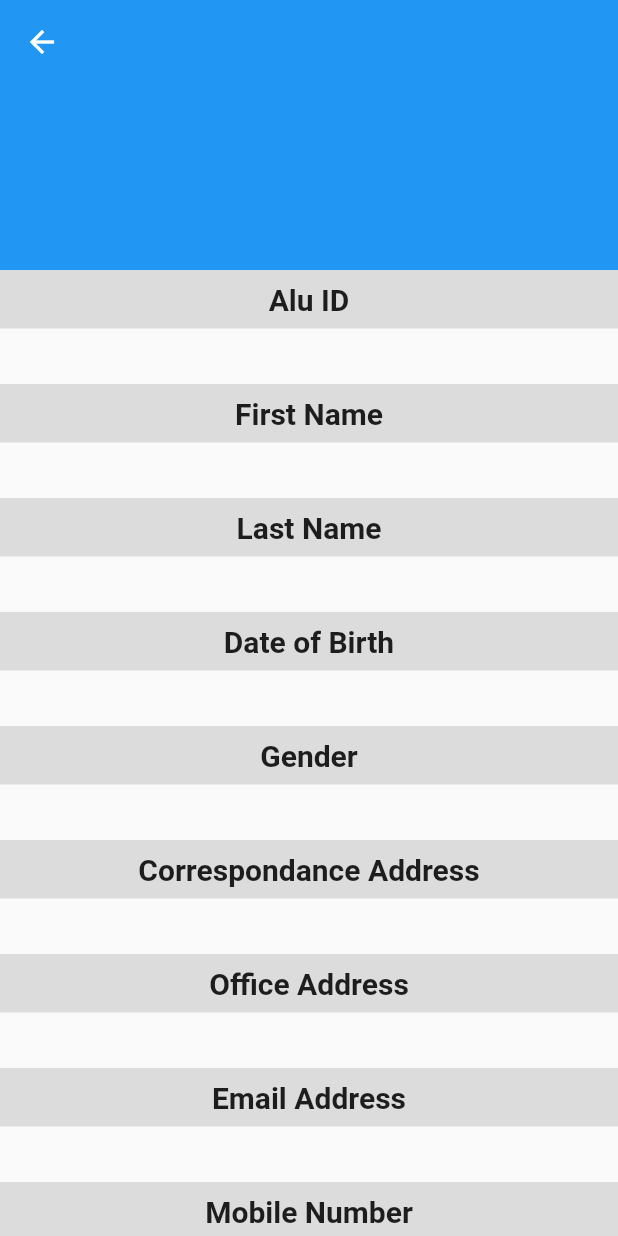
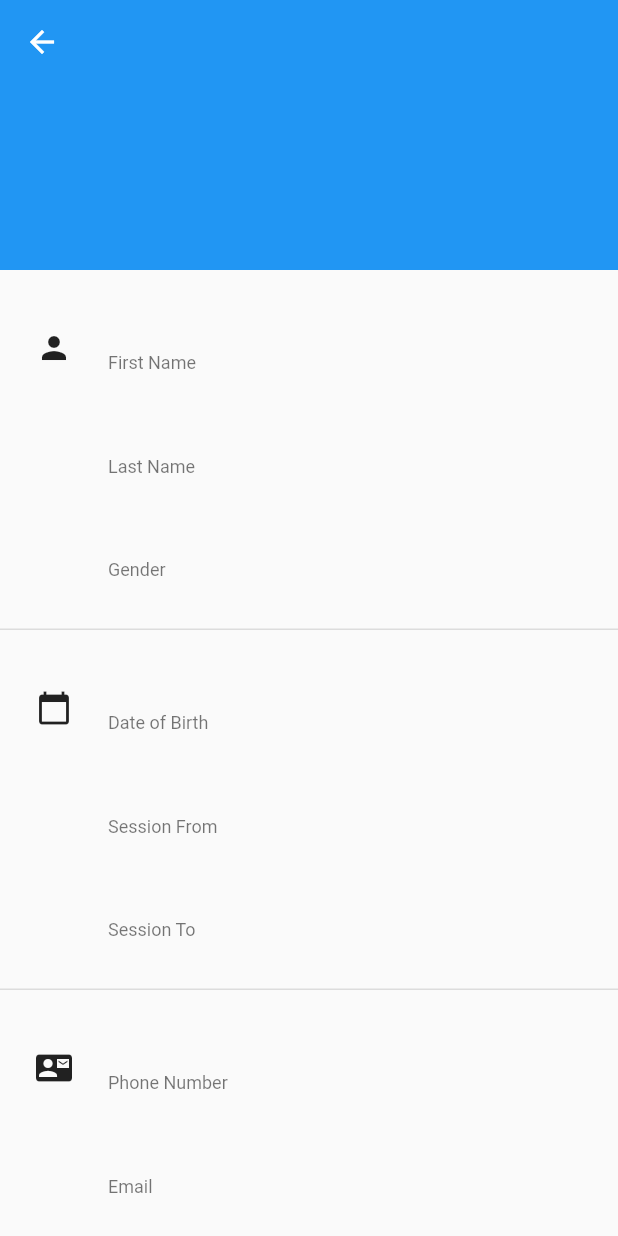
Before and after one commit to DhanrajHira/Alumni_Management_Flutter, a Flutter app: the RecordView screen opened directly with empty values, on a phone screen of 412 x 824 dp. Run offline on Flutter 3.47's test engine with Material 2 defaults, Android fonts, the phone set to English and light mode, and no system bars; our stand-ins replace sqflite; accounts and stored records are empty.

Commit message:
implemented new record view

```diff
--- a/lib/addpage.dart
+++ b/lib/addpage.dart
@@ -1,8 +1,10 @@
-import 'package:base/DBprovider.dart';
-import 'package:base/queryview.dart';
-import 'allpage.dart';
 import 'package:flutter/material.dart';
 import 'package:provider/provider.dart';
+
+import 'DBprovider.dart';
+import 'queryview.dart';
+import 'allpage.dart';
+import 'helpers/customroutetransition.dart';
 import 'models/alumni.dart';
 
 class AddPage extends StatefulWidget {
@@ -24,7 +26,7 @@ class _AddPageState extends State<AddPage> {
               title: Text('Veiw All Records'),
               onTap: () => Navigator.push(
                 context,
-                MaterialPageRoute(
+                CustomRoute(
                   builder: (context) => AllPage(),
                 ),
               ),
--- a/lib/recordview.dart
+++ b/lib/recordview.dart
@@ -1,8 +1,9 @@
 import 'package:base/models/alumni.dart';
+import 'package:flutter/foundation.dart';
 import 'package:flutter/material.dart';
 
 import './widgets/record_fielddata.dart';
-import './widgets/record_fieldname.dart';
+import './widgets/recordviewbody.dart';
 
 class RecordView extends StatefulWidget {
   final Alumni alumni;
@@ -20,15 +21,18 @@ class _RecordViewState extends State<RecordView> with TickerProviderStateMixin {
   void initState() {
     _controller =
         AnimationController(duration: Duration(milliseconds: 700), vsync: this);
-    _slideanimation = Tween<Offset>(
-            begin: Offset(0.0, 1.0), end: Offset.zero)
+    _slideanimation = Tween<Offset>(begin: Offset(0.0, 1.0), end: Offset.zero)
         .animate(CurvedAnimation(parent: _controller, curve: Curves.ease));
     super.initState();
   }
 
+  void runanimations() {
+    _controller.forward();
+  }
+
   @override
   Widget build(BuildContext context) {
-    runanimations();
+    // runanimations();
     return Scaffold(
         body: CustomScrollView(
       slivers: <Widget>[
@@ -47,90 +51,99 @@ class _RecordViewState extends State<RecordView> with TickerProviderStateMixin {
         ),
         SliverList(
             delegate: SliverChildListDelegate([
-          SlideTransition(
-              child: FadeTransition(opacity: CurvedAnimation(parent: _controller, curve: Curves.easeIn),child: RecordViewFieldName('Alu ID')), position: _slideanimation),
-          RecordFieldData(widget.alumni.aluid),
-          RecordViewFieldName('First Name'),
-          RecordFieldData(widget.alumni.firstname),
-          RecordViewFieldName('Last Name'),
-          RecordFieldData(widget.alumni.lastname),
-          RecordViewFieldName('Date of Birth'),
-          RecordFieldData(widget.alumni.dob),
-          RecordViewFieldName('Gender'),
-          RecordFieldData(widget.alumni.gender),
-          RecordViewFieldName('Correspondance Address'),
-          RecordFieldData(widget.alumni.corradd),
-          RecordViewFieldName('Office Address'),
-          RecordFieldData(widget.alumni.offadd),
-          RecordViewFieldName('Email Address'),
-          RecordFieldData(widget.alumni.email),
-          RecordViewFieldName('Mobile Number'),
-          RecordFieldData(widget.alumni.mobile),
-          RecordViewFieldName('Current City'),
-          RecordFieldData(widget.alumni.currcity),
-          RecordViewFieldName('Current Company'),
-          RecordFieldData(widget.alumni.currcomp),
-          RecordViewFieldName('Designation'),
-          RecordFieldData(widget.alumni.desg),
-          RecordViewFieldName('Session from'),
-          RecordFieldData(widget.alumni.sesfrom),
-          RecordViewFieldName('Session to '),
-          RecordFieldData(widget.alumni.sesto),
-          RecordViewFieldName('Branch'),
-          RecordFieldData(widget.alumni.branch),
+          FieldCategory(
+            categoryicon: Icons.person,
+            widgets: <Widget>[
+              RecordData(
+                fieldname: 'First Name',
+                fieldvalue: widget.alumni.firstname,
+              ),
+              RecordData(
+                fieldname: 'Last Name',
+                fieldvalue: widget.alumni.lastname,
+              ),
+              RecordData(
+                fieldname: 'Gender',
+                fieldvalue: widget.alumni.gender,
+              )
+            ],
+          ),
+          FieldCategory(
+            categoryicon: Icons.calendar_today,
+            widgets: <Widget>[
+              RecordData(
+                fieldname: 'Date of Birth',
+                fieldvalue: widget.alumni.dob,
+              ),
+              RecordData(
+                fieldname: 'Session From',
+                fieldvalue: widget.alumni.sesfrom,
+              ),
+              RecordData(
+                fieldname: 'Session To',
+                fieldvalue: widget.alumni.sesto,
+              ),
+            ],
+          ),
+          FieldCategory(
+            categoryicon: Icons.contact_mail,
+            widgets: <Widget>[
+              RecordData(
+                fieldname: 'Phone Number',
+                fieldvalue: widget.alumni.mobile,
+              ),
+              RecordData(
+                fieldname: 'Email',
+                fieldvalue: widget.alumni.email,
+              )
+            ],
+          ),
+          FieldCategory(
+            categoryicon: Icons.work,
+            widgets: <Widget>[
+              RecordData(
+                fieldname: 'Current Company',
+                fieldvalue: widget.alumni.currcomp,
+              ),
+              RecordData(
+                fieldname: 'Branch',
+                fieldvalue: widget.alumni.branch,
+              ),
+              RecordData(
+                fieldname: 'Designation',
+                fieldvalue: widget.alumni.desg,
+              ),
+            ],
+          ),
+          FieldCategory(
+            categoryicon: Icons.location_on,
+            widgets: <Widget>[
+              RecordData(
+                fieldname: 'Current Address',
+                fieldvalue: widget.alumni.currcity,
+              ),
+              RecordData(
+                fieldname: 'Current City',
+                fieldvalue: widget.alumni.currcity,
+              ),
+              RecordData(
+                fieldname: 'Correspondance Address',
+                fieldvalue: widget.alumni.corradd,
+              ),
+              RecordData(
+                fieldname: 'Office Address',
+                fieldvalue: widget.alumni.offadd,
+              )
+            ],
+          )
         ])),
       ],
-    ) /*ListView(
-        children: <Widget>[
-          Container(
-            padding: EdgeInsets.all(16.0),
-            height: 200,
-            width: 200,
-            child: Hero(
-              tag: alumni.aluid,
-              child: CircleAvatar(
-                child: Text(
-                  alumni.firstname[0],
-                  style: TextStyle(fontSize: 50),
-                ),
-              ),
-            ),
-          ),
-          RecordViewFieldName('Alu ID'),
-          RecordFieldData(alumni.aluid),
-          RecordViewFieldName('First Name'),
-          RecordFieldData(alumni.firstname),
-          RecordViewFieldName('Last Name'),
-          RecordFieldData(alumni.lastname),
-          RecordViewFieldName('Date of Birth'),
-          RecordFieldData(alumni.dob),
-          RecordViewFieldName('Gender'),
-          RecordFieldData(alumni.gender),
-          RecordViewFieldName('Correspondance Address'),
-          RecordFieldData(alumni.corradd),
-          RecordViewFieldName('Office Address'),
-          RecordFieldData(alumni.offadd),
-          RecordViewFieldName('Email Address'),
-          RecordFieldData(alumni.email),
-          RecordViewFieldName('Mobile Number'),
-          RecordFieldData(alumni.mobile),
-          RecordViewFieldName('Current City'),
-          RecordFieldData(alumni.currcity),
-          RecordViewFieldName('Current Company'),
-          RecordFieldData(alumni.currcomp),
-          RecordViewFieldName('Designation'),
-          RecordFieldData(alumni.desg),
-          RecordViewFieldName('Session from'),
-          RecordFieldData(alumni.sesfrom),
-          RecordViewFieldName('Session to '),
-          RecordFieldData(alumni.sesto),
-          RecordViewFieldName('Branch'),
-          RecordFieldData(alumni.branch),
-        ],
-          ),*/
-        );
+    ));
   }
-  void runanimations(){
-    _controller.forward();
+
+  @override
+  void dispose() {
+    _controller.dispose();
+    super.dispose();
   }
 }
--- /dev/null
+++ b/lib/widgets/recordviewbody.dart
@@ -0,0 +1,84 @@
+import 'package:flutter/material.dart';
+
+class FieldCategory extends StatelessWidget {
+  final List<Widget> widgets;
+  final IconData categoryicon;
+
+  FieldCategory({this.widgets, this.categoryicon});
+
+  @override
+  Widget build(BuildContext context) {
+    ThemeData theme = Theme.of(context);
+    return Container(
+      padding: const EdgeInsets.symmetric(vertical: 16.0),
+      decoration: BoxDecoration(
+          border: Border(bottom: BorderSide(color: theme.dividerColor))),
+      child: Row(
+        crossAxisAlignment: CrossAxisAlignment.start,
+        children: <Widget>[
+          Container(
+            padding: const EdgeInsets.symmetric(vertical: 24.0),
+            width: 72.0,
+            child: Icon(categoryicon),
+          ),
+          Expanded(
+            child: Column(
+              children: widgets,
+            ),
+          )
+        ],
+      ),
+    );
+  }
+}
+
+class RecordData extends StatelessWidget {
+  String fieldvalue;
+  final String fieldname;
+  final IconData icon;
+
+  RecordData({this.fieldname, this.fieldvalue, this.icon});
+
+  void checkstringlength() {
+    if (fieldvalue.length >= 18) {
+      List lines = fieldvalue.split(' ');
+      fieldvalue = '''lines''';
+    }
+  }
+
+  @override
+  Widget build(BuildContext context) {
+    ThemeData theme = Theme.of(context);
+    List<Widget> columnlist = [
+      Text(
+        fieldvalue,
+        style: theme.textTheme.title,
+      ),
+      (Text(fieldname, style: theme.textTheme.caption))
+    ];
+
+    List<Widget> rowlist = [
+      Column(
+        crossAxisAlignment: CrossAxisAlignment.start,
+        children: columnlist,
+      )
+    ];
+    if (icon != null) {
+      rowlist.add(
+        SizedBox(
+          width: 72.0,
+          child: Icon(icon),
+        ),
+      );
+    }
+
+    return MergeSemantics(
+      child: Padding(
+        padding: const EdgeInsets.symmetric(vertical: 16.0),
+        child: Row(
+            mainAxisAlignment: MainAxisAlignment.spaceBetween,
+            children: rowlist),
+      ),
+    );
+  }
+}
```
Also changed, not shown: pubspec.lock, 1 other file.
